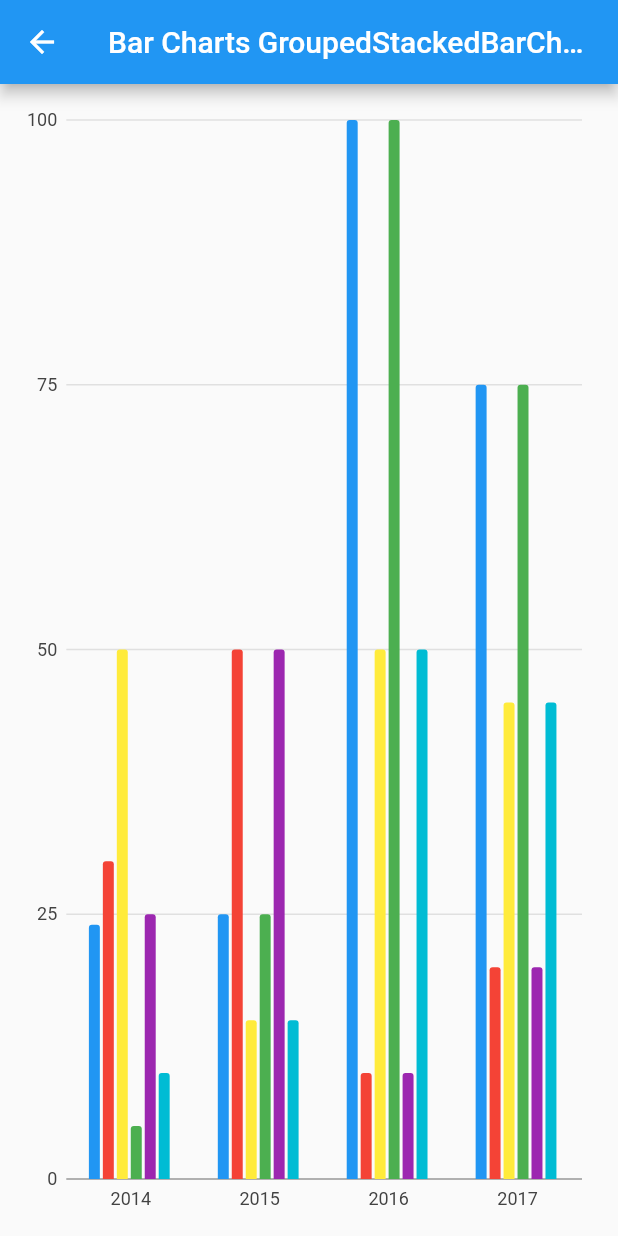
After one commit to goldenskill/Charts-Google-Flutter, a Flutter app: the BarCharts screen opened directly, swiped to page 4, on a phone screen of 412 x 824 dp. The commit adds this screen. Run offline on Flutter 3.47's test engine with Material 2 defaults, Android fonts, the phone set to English and light mode, and no system bars; our stand-ins replace charts_flutter.

Commit message:
Add GroupedStackedBarChart

```diff
--- /dev/null
+++ b/lib/ui/Charts/Charts/BarCharts/GroupedStackedBarChart.dart
@@ -0,0 +1,72 @@
+import 'package:charts_google/Models/OrdinalSales.dart';
+import 'package:flutter/material.dart';
+import 'package:charts_flutter/flutter.dart' as Charts;
+
+
+class GroupedStackedBarChart extends StatelessWidget {
+
+  GroupedStackedBarChart();
+
+  factory GroupedStackedBarChart.withSampleData() {
+    return new GroupedStackedBarChart();
+  }
+
+  @override
+  Widget build(BuildContext context) {
+    return new Charts.BarChart(_getData(),
+      barGroupingType: Charts.BarGroupingType.groupedStacked,);
+  }
+
+  _getData(){
+    final desktopSalesB = [
+      new OrdinalSales('2014', 5),
+      new OrdinalSales('2015', 25),
+      new OrdinalSales('2016', 100),
+      new OrdinalSales('2017', 75),
+    ];
+
+    final tableSalesB = [
+      new OrdinalSales('2014', 25),
+      new OrdinalSales('2015', 50),
+      new OrdinalSales('2016', 10),
+      new OrdinalSales('2017', 20),
+    ];
+
+    final mobileSalesB = [
+      new OrdinalSales('2014', 10),
+      new OrdinalSales('2015', 15),
+      new OrdinalSales('2016', 50),
+      new OrdinalSales('2017', 45),
+    ];
+
+    final desktopSalesA = [
+      new OrdinalSales('2014', 24),
+      new OrdinalSales('2015', 25),
+      new OrdinalSales('2016', 100),
+      new OrdinalSales('2017', 75),
+    ];
+
+    final tableSalesA = [
+      new OrdinalSales('2014', 30),
+      new OrdinalSales('2015', 50),
+      new OrdinalSales('2016', 10),
+      new OrdinalSales('2017', 20),
+    ];
+
+    final mobileSalesA = [
+      new OrdinalSales('2014', 50),
+      new OrdinalSales('2015', 15),
+      new OrdinalSales('2016', 50),
+      new OrdinalSales('2017', 45),
+    ];
+
+    return [
+      new Charts.Series(id: 'Desktop A', data: desktopSalesA, domainFn: (OrdinalSales sales, _) => sales.year, measureFn: (OrdinalSales sales, _) => sales.sales),
+      new Charts.Series(id: 'Tablet A', data: tableSalesA, domainFn: (OrdinalSales sales, _) => sales.year, measureFn: (OrdinalSales sales, _) => sales.sales),
+      new Charts.Series(id: 'Mobile C', data: mobileSalesA, domainFn: (OrdinalSales sales, _) => sales.year, measureFn: (OrdinalSales sales, _) => sales.sales),
+      new Charts.Series(id: 'Desktop B', data: desktopSalesB, domainFn: (OrdinalSales sales, _) => sales.year, measureFn: (OrdinalSales sales, _) => sales.sales),
+      new Charts.Series(id: 'Tablet B', data: tableSalesB, domainFn: (OrdinalSales sales, _) => sales.year, measureFn: (OrdinalSales sales, _) => sales.sales),
+      new Charts.Series(id: 'Mobile B', data: mobileSalesB, domainFn: (OrdinalSales sales, _) => sales.year, measureFn: (OrdinalSales sales, _) => sales.sales)
+    ];
+  }
+}
```
Also changed, not shown: lib/ui/BarCharts.dart (+25 -7 lines).
